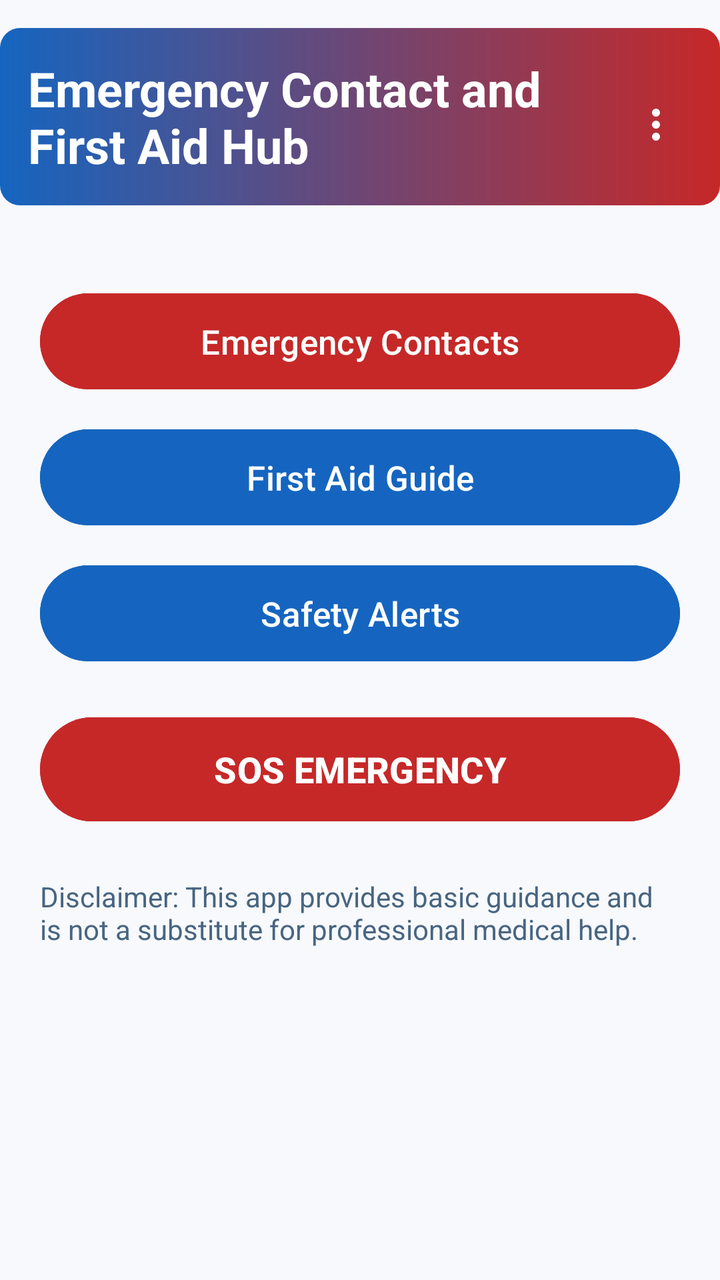
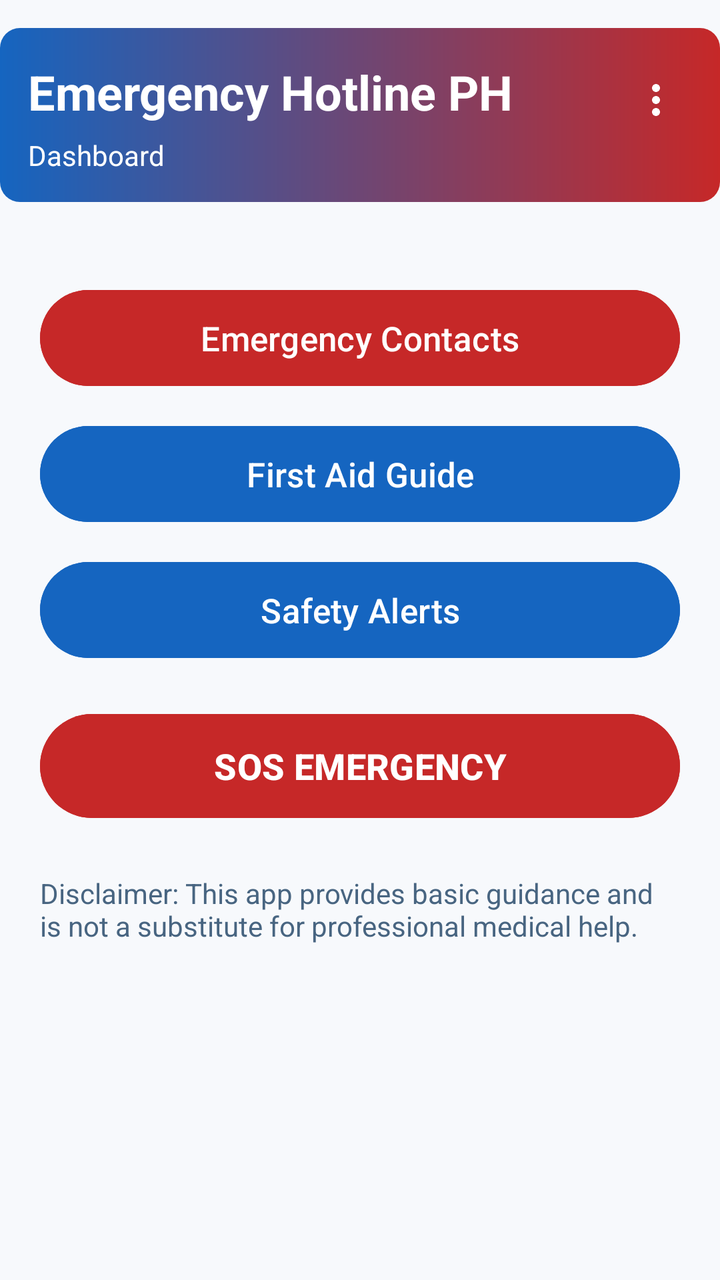

Screens rendered from an Android XML layout before and after an edit, with the pre-edit source and the edit as a unified diff.
<!-- AndroidManifest.xml: application theme Theme.EmergencyContactAndFirstAidHub -->
<!-- res/layout/activity_main.xml -->
<?xml version="1.0" encoding="utf-8"?>
<ScrollView xmlns:android="http://schemas.android.com/apk/res/android"
    xmlns:app="http://schemas.android.com/apk/res-auto"
    android:layout_width="match_parent"
    android:layout_height="match_parent"
    android:background="@color/surface_soft">

    <LinearLayout
        android:layout_width="match_parent"
        android:layout_height="wrap_content"
        android:orientation="vertical">

        <LinearLayout
            android:layout_width="match_parent"
            android:layout_height="wrap_content"
            android:layout_marginTop="14dp"
            android:background="@drawable/bg_header_gradient"
            android:orientation="vertical"
            android:padding="14dp">

            <LinearLayout
                android:layout_width="match_parent"
                android:layout_height="wrap_content"
                android:gravity="center_vertical"
                android:orientation="horizontal">

                <TextView
                    android:layout_width="0dp"
                    android:layout_height="wrap_content"
                    android:layout_weight="1"
                    android:text="Emergency Contact and First Aid Hub"
                    android:textColor="@color/header_text"
                    android:textSize="24sp"
                    android:textStyle="bold" />

                <ImageButton
                    android:id="@+id/btnMore"
                    android:layout_width="36dp"
                    android:layout_height="36dp"
                    android:background="@android:color/transparent"
                    android:contentDescription="More options"
                    android:src="@drawable/ic_more_vert" />
            </LinearLayout>
        </LinearLayout>

        <LinearLayout
            android:layout_width="match_parent"
            android:layout_height="wrap_content"
            android:orientation="vertical"
            android:padding="20dp">

        <Button
            android:id="@+id/btnContacts"
            android:layout_width="match_parent"
            android:layout_height="56dp"
            android:layout_marginTop="20dp"
            android:backgroundTint="@color/safety_red"
            android:text="Emergency Contacts"
            android:textColor="@color/button_text"
            android:textSize="17sp" />

        <Button
            android:id="@+id/btnFirstAid"
            android:layout_width="match_parent"
            android:layout_height="56dp"
            android:layout_marginTop="12dp"
            android:backgroundTint="@color/safety_blue"
            android:text="First Aid Guide"
            android:textColor="@color/button_text"
            android:textSize="17sp" />

        <Button
            android:id="@+id/btnAlerts"
            android:layout_width="match_parent"
            android:layout_height="56dp"
            android:layout_marginTop="12dp"
            android:backgroundTint="@color/safety_blue"
            android:text="Safety Alerts"
            android:textColor="@color/button_text"
            android:textSize="17sp" />

        <Button
            android:id="@+id/btnSos"
            android:layout_width="match_parent"
            android:layout_height="60dp"
            android:layout_marginTop="20dp"
            android:backgroundTint="@color/safety_red"
            android:text="SOS EMERGENCY"
            android:textColor="@color/button_text"
            android:textSize="18sp"
            android:textStyle="bold" />

        <TextView
            android:id="@+id/tvDisclaimer"
            android:layout_width="match_parent"
            android:layout_height="wrap_content"
            android:layout_marginTop="24dp"
            android:text="Disclaimer: This app provides basic guidance and is not a substitute for professional medical help."
            android:textColor="@color/text_muted"
            android:textSize="14sp" />
        </LinearLayout>
    </LinearLayout>

</ScrollView>
<!-- resources referenced by this layout -->
<resources>
  <color name="button_text">#FFFFFFFF</color>
  <color name="header_text">#FFFFFFFF</color>
  <color name="safety_blue">#1565C0</color>
  <color name="safety_red">#C62828</color>
  <color name="surface_soft">#F7F9FC</color>
  <color name="text_muted">#486581</color>
  <!-- drawable bg_header_gradient (drawable) -->
  <?xml version="1.0" encoding="utf-8"?>
  <shape xmlns:android="http://schemas.android.com/apk/res/android">
      <corners android:radius="10dp" />
      <gradient
          android:angle="0"
          android:startColor="@color/header_start"
          android:endColor="@color/header_end" />
  </shape>
  <!-- drawable ic_more_vert (drawable) -->
  <?xml version="1.0" encoding="utf-8"?>
  <vector xmlns:android="http://schemas.android.com/apk/res/android"
      android:width="24dp"
      android:height="24dp"
      android:viewportWidth="24"
      android:viewportHeight="24">
      <path
          android:fillColor="#FFFFFFFF"
          android:pathData="M12,8a2,2 0 1,0 0.001,0zM12,14a2,2 0 1,0 0.001,0zM12,20a2,2 0 1,0 0.001,0z" />
  </vector>
  <style name="Theme.EmergencyContactAndFirstAidHub" parent="Base.Theme.EmergencyContactAndFirstAidHub" />
  <color name="header_start">#1565C0</color>
  <color name="header_end">#C62828</color>
  <style name="Base.Theme.EmergencyContactAndFirstAidHub" parent="Theme.Material3.DayNight.NoActionBar">
          <item name="colorPrimary">@color/safety_red</item>
          <item name="colorSecondary">@color/safety_blue</item>
          <item name="android:colorBackground">@color/white</item>
          <item name="android:windowBackground">@color/surface_soft</item>
          <item name="android:statusBarColor">@color/safety_blue</item>
          <item name="android:navigationBarColor">@color/surface_soft</item>
      </style>
  <color name="white">#FFFFFFFF</color>
</resources>

<!-- the commit's change to res/layout/activity_main.xml (unified diff, before → after) -->
@@ -28,7 +28,7 @@
                     android:layout_width="0dp"
                     android:layout_height="wrap_content"
                     android:layout_weight="1"
-                    android:text="Emergency Contact and First Aid Hub"
+                    android:text="@string/app_name"
                     android:textColor="@color/header_text"
                     android:textSize="24sp"
                     android:textStyle="bold" />
@@ -39,8 +39,17 @@
                     android:layout_height="36dp"
                     android:background="@android:color/transparent"
                     android:contentDescription="More options"
-                    android:src="@drawable/ic_more_vert" />
+                    android:src="@drawable/ic_more_vert"
+                    android:tint="@color/header_text" />
             </LinearLayout>
+
+            <TextView
+                android:layout_width="match_parent"
+                android:layout_height="wrap_content"
+                android:layout_marginTop="4dp"
+                android:text="Dashboard"
+                android:textColor="@color/header_text"
+                android:textSize="14sp" />
         </LinearLayout>
 
         <LinearLayout
<!-- resource entries referenced after the edit -->
@@ -26,6 +26,7 @@
           android:fillColor="#FFFFFFFF"
           android:pathData="M12,8a2,2 0 1,0 0.001,0zM12,14a2,2 0 1,0 0.001,0zM12,20a2,2 0 1,0 0.001,0z" />
   </vector>
+  <string name="app_name">Emergency Hotline PH</string>
   <style name="Theme.EmergencyContactAndFirstAidHub" parent="Base.Theme.EmergencyContactAndFirstAidHub" />
   <color name="header_start">#1565C0</color>
   <color name="header_end">#C62828</color>
